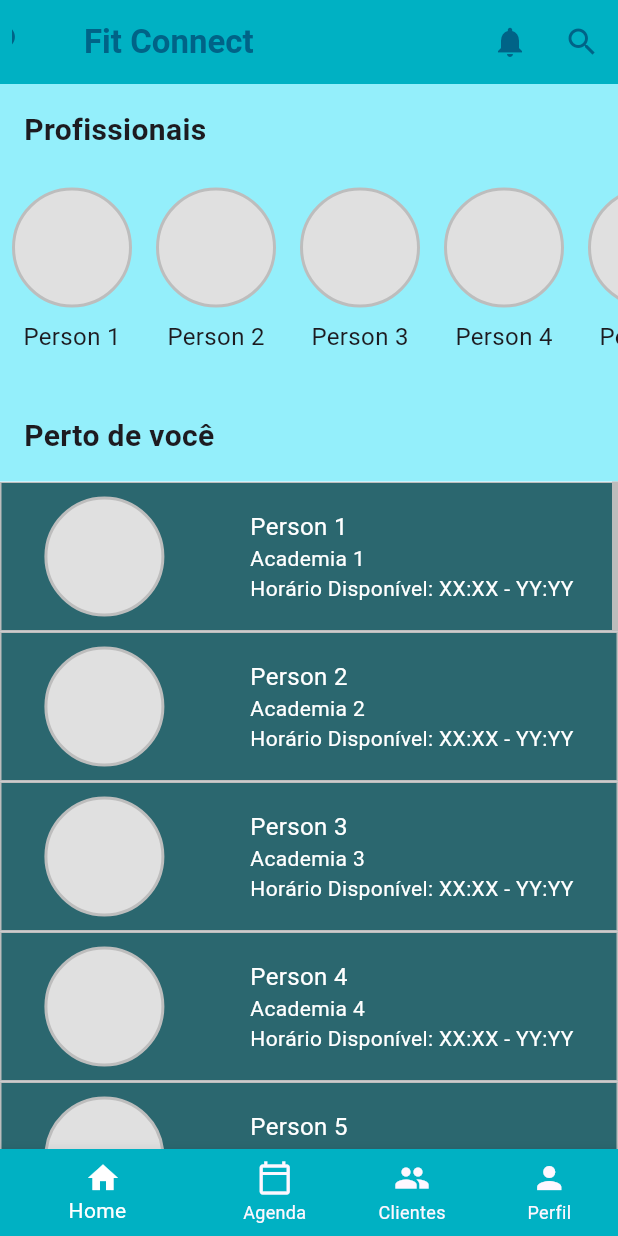
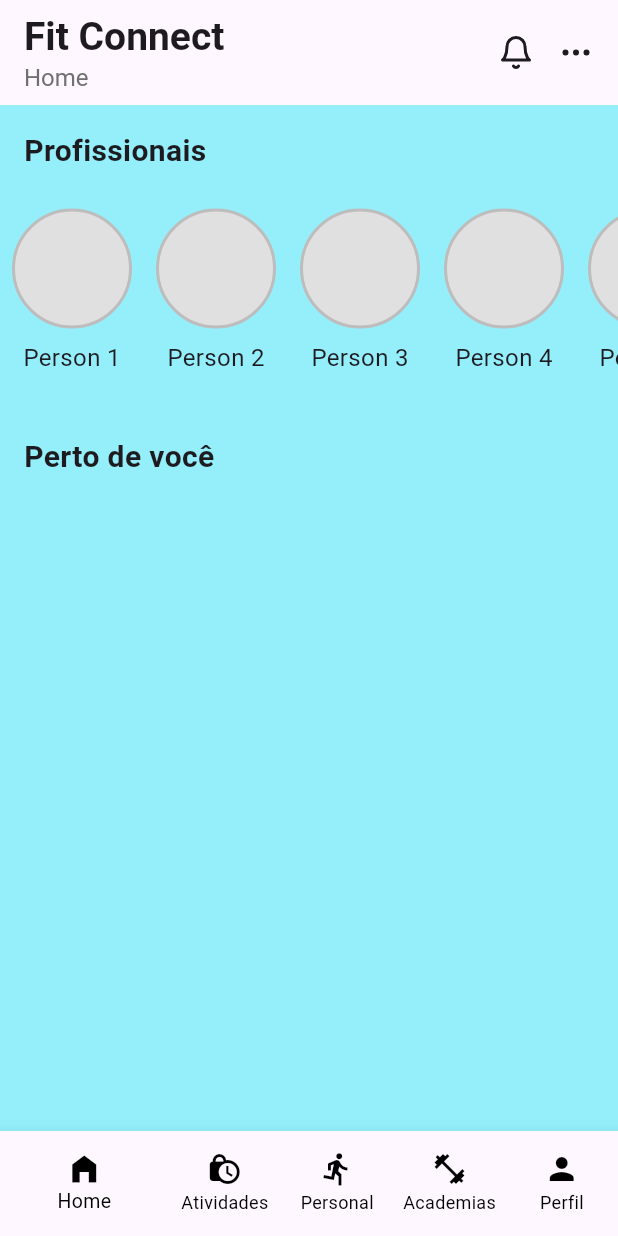
Before and after one commit to JoseVitorOliveira/fit_connect, a Flutter app: the Navigation screen opened directly, on a phone screen of 412 x 824 dp. Run offline on Flutter 3.47's test engine with Material 3 defaults, Android fonts, the phone set to English and light mode, and no system bars; our stand-ins replace carousel_slider, flutter_feather_icons, flutter_svg, font_awesome_flutter; Roboto replaces fonts that are missing (GothicA1, Kanit).

Commit message:
Home Appbar e BottonNavigation

```diff
--- a/lib/screens/home.dart
+++ b/lib/screens/home.dart
@@ -62,84 +62,8 @@ class Home extends StatelessWidget {
               ),
             ),
           ),
-          const Expanded(
-            child: VerticalList(),
-          ),
         ],
       ),
     );
   }
 }
-
-class VerticalList extends StatelessWidget {
-  const VerticalList({super.key});
-
-  @override
-  Widget build(BuildContext context) {
-    return Scaffold(
-      body: Scrollbar(
-        thumbVisibility: true,
-        child: SingleChildScrollView(
-          scrollDirection: Axis.vertical,
-          child: Column(
-            children: List.generate(20, (index) {
-              return Container(
-                width: double.infinity,
-                height: 100,
-                decoration: BoxDecoration(
-                  color: const Color.fromARGB(255, 43, 103, 111),
-                  border: Border.all(
-                    color: Colors.grey[400]!,
-                    width: 1.0,
-                  ),
-                ),
-                child: Row(
-                  mainAxisAlignment: MainAxisAlignment.spaceAround,
-                  children: [
-                    Container(
-                      width: 80,
-                      height: 80,
-                      decoration: BoxDecoration(
-                        shape: BoxShape.circle,
-                        color: Colors.grey[300],
-                        border: Border.all(
-                          color: Colors.grey[400]!,
-                          width: 2.0,
-                        ),
-                      ),
-                    ),
-                    Column(
-                      crossAxisAlignment: CrossAxisAlignment.start,
-                      mainAxisAlignment: MainAxisAlignment.center,
-                      children: [
-                        Text(
-                          "Person ${index + 1}",
-                          style: const TextStyle(
-                              fontSize: 16, color: Colors.white),
-                        ),
-                        Text(
-                          "Academia ${index + 1}",
-                          style: const TextStyle(
-                            fontSize: 14,
-                            color: Colors.white,
-                          ),
-                        ),
-                        const Text(
-                          "Horário Disponível: XX:XX - YY:YY",
-                          style: TextStyle(
-                            fontSize: 14,
-                            color: Colors.white,
-                          ),
-                        ),
-                      ],
-                    ),
-                  ],
-                ),
-              );
-            }),
-          ),
-        ),
-      ),
-    );
-  }
-}
--- a/lib/screens/navigation.dart
+++ b/lib/screens/navigation.dart
@@ -1,6 +1,6 @@
 import 'package:fit_connect/screens/home.dart';
 import 'package:flutter/material.dart';
-import 'package:flutter_svg/flutter_svg.dart';
+import "package:flutter_feather_icons/flutter_feather_icons.dart";
 
 class Navigation extends StatefulWidget {
   const Navigation({super.key});
@@ -11,16 +11,20 @@ class Navigation extends StatefulWidget {
 
 class _BottomNavigationBarExampleState extends State<Navigation> {
   int _selectedIndex = 0;
-  static const TextStyle optionStyle =
-      TextStyle(fontSize: 30, fontWeight: FontWeight.bold);
+  static const TextStyle optionStyle = TextStyle(
+      fontSize: 24, fontFamily: 'GothicA1', fontWeight: FontWeight.w400);
   static const List<Widget> _widgetOptions = <Widget>[
     Home(),
     Text(
-      'Agenda',
+      'Atividades',
       style: optionStyle,
     ),
     Text(
-      'Clientes',
+      'Personal',
+      style: optionStyle,
+    ),
+    Text(
+      'Academias',
       style: optionStyle,
     ),
     Text(
@@ -39,57 +43,67 @@ class _BottomNavigationBarExampleState extends State<Navigation> {
   Widget build(BuildContext context) {
     return Scaffold(
       appBar: AppBar(
-        backgroundColor: const Color(0xFF00B1C3),
-        title: const Text(
-          'Fit Connect',
-          style: TextStyle(
-            color: Color(0xff006387),
-            fontFamily: "Kanit",
-            fontWeight: FontWeight.w700,
-          ),
+        toolbarHeight: 70.0,
+        title: const Row(
+          mainAxisAlignment: MainAxisAlignment.spaceBetween,
+          children: [
+            Column(
+              crossAxisAlignment: CrossAxisAlignment.start,
+              children: [
+                Text(
+                  'Fit Connect',
+                  style: TextStyle(
+                      fontFamily: 'GothicA1',
+                      fontSize: 26,
+                      fontWeight: FontWeight.w600),
+                ),
+                Text(
+                  'Home',
+                  style: TextStyle(
+                      fontFamily: 'GothicA1',
+                      fontSize: 16,
+                      fontWeight: FontWeight.w400,
+                      color: Color.fromARGB(255, 112, 112, 112)),
+                ),
+              ],
+            ),
+            Row(
+              children: [
+                Icon(FeatherIcons.bell),
+                SizedBox(width: 16),
+                Icon(FeatherIcons.moreHorizontal),
+              ],
+            ),
+          ],
         ),
-        leading: Container(
-          padding: const EdgeInsets.all(8),
-          child: SvgPicture.asset(
-            "assets/images/logo.svg",
-          ),
-        ),
-        actions: <Widget>[
-          IconButton(
-            icon: const Icon(Icons.notifications),
-            color: const Color(0xff006387),
-            onPressed: () {},
-          ),
-          IconButton(
-            icon: const Icon(Icons.search),
-            color: const Color(0xff006387),
-            onPressed: () {},
-          ),
-        ],
         automaticallyImplyLeading: false,
-        titleSpacing: 0,
       ),
       body: Center(
         child: _widgetOptions.elementAt(_selectedIndex),
       ),
-      bottomNavigationBar: Theme(
-        data: Theme.of(context).copyWith(
-          canvasColor: const Color(0xFF00B1C3),
-        ),
+      bottomNavigationBar: SizedBox(
+        height: 70,
         child: BottomNavigationBar(
+          elevation: 10,
           showUnselectedLabels: true,
+          unselectedItemColor: Colors.black,
+          selectedItemColor: Colors.black,
           items: const <BottomNavigationBarItem>[
             BottomNavigationBarItem(
-              icon: Icon(Icons.home),
-              label: 'Home  ',
+              icon: Icon(Icons.home_filled),
+              label: 'Home',
             ),
             BottomNavigationBarItem(
-              icon: Icon(Icons.calendar_today_outlined),
-              label: 'Agenda',
+              icon: Icon(Icons.lock_clock),
+              label: 'Atividades',
             ),
             BottomNavigationBarItem(
-              icon: Icon(Icons.people),
-              label: 'Clientes',
+              icon: Icon(Icons.directions_run),
+              label: 'Personal',
+            ),
+            BottomNavigationBarItem(
+              icon: Icon(Icons.fitness_center),
+              label: 'Academias',
             ),
             BottomNavigationBarItem(
               icon: Icon(Icons.person),
@@ -97,7 +111,7 @@ class _BottomNavigationBarExampleState extends State<Navigation> {
             ),
           ],
           currentIndex: _selectedIndex,
-          selectedItemColor: Colors.white,
+          selectedFontSize: 13,
           onTap: _onItemTapped,
         ),
       ),
```
Also changed, not shown: pubspec.yaml (+4 -3 lines), lib/screens/appbar.dart (added), pubspec.lock.
